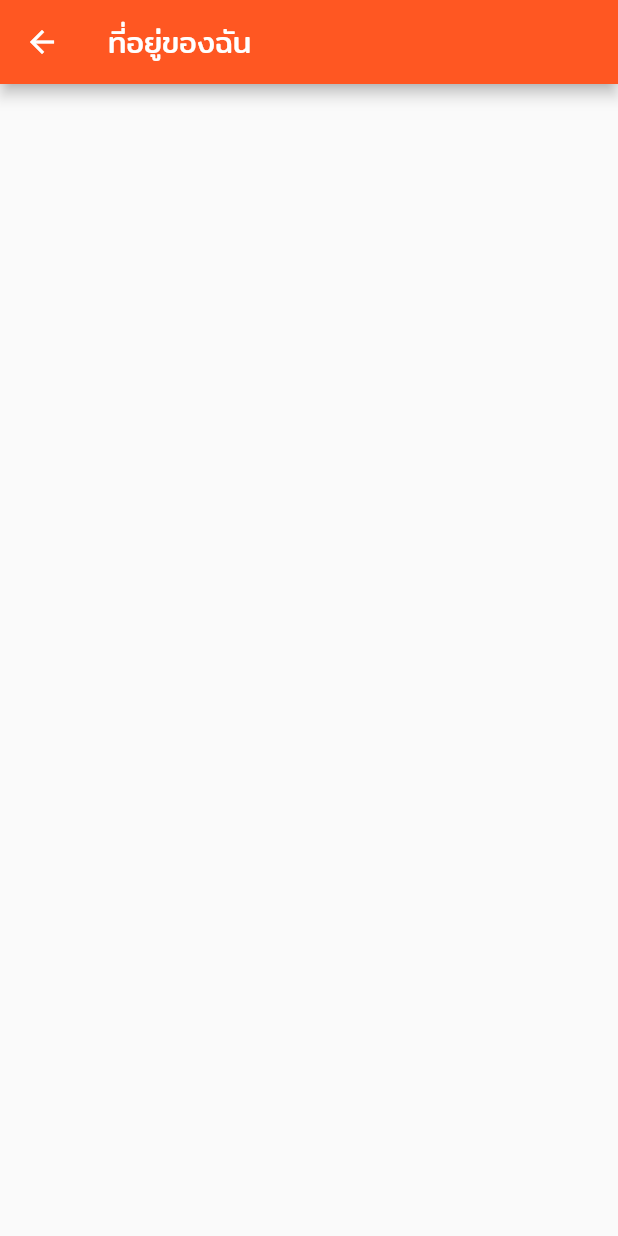
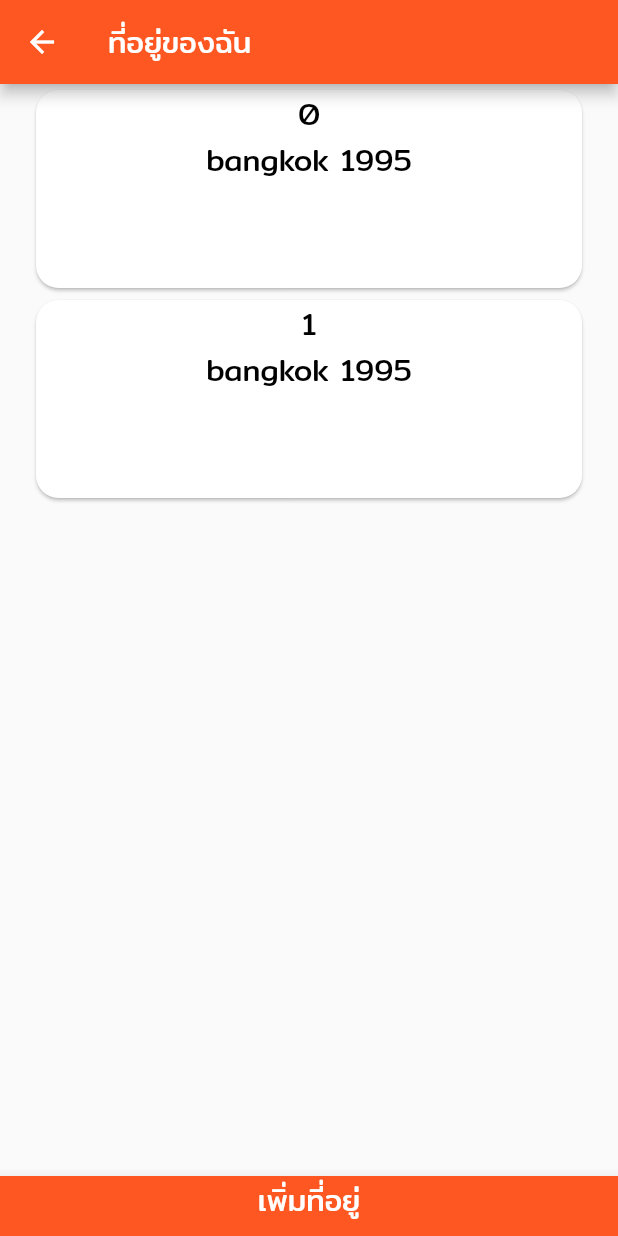
Before and after one commit to KitisakChalongjan/Exshange, a Flutter app: the MyAddressScreen screen opened by its route, on a phone screen of 412 x 824 dp. Run offline on Flutter 3.47's test engine with Material 2 defaults, Android fonts, the phone set to English and light mode, and no system bars; our stand-ins replace cloud_firestore, firebase_auth, firebase_core, firebase_storage, geolocator, image_picker; accounts and stored records are empty.

```diff
--- a/lib/main.dart
+++ b/lib/main.dart
@@ -7,6 +7,7 @@ import 'package:exshange/screens/home/add_address_screen.dart';
 import 'package:exshange/screens/home/add_item_screen.dart';
 import 'package:exshange/screens/home/donate_screen.dart';
 import 'package:exshange/screens/home/offer_screen.dart';
+import 'package:exshange/screens/profile/edit_address_screen.dart';
 import 'package:exshange/screens/profile/edit_profile_screen.dart';
 import 'package:exshange/screens/home/filter_screen.dart';
 import 'package:exshange/screens/home_screen.dart';
@@ -63,7 +64,7 @@ class MyApp extends StatelessWidget {
           accentColor: Color(0xFF1DD6B0),
           errorColor: Colors.red,
           primaryColorLight: Color(0xFFFF916A),
-          focusColor: Color(0xFF4BD9BC) ,
+          focusColor: Color(0xFF4BD9BC),
           hintColor: Color.fromARGB(255, 80, 80, 80),
           backgroundColor: Color(0xFFF4F0EF),
           textTheme: const TextTheme(
@@ -141,6 +142,7 @@ class MyApp extends StatelessWidget {
           MyAddressScreen().routeName: (context) => MyAddressScreen(),
           OfferScreen().routeName: (context) => OfferScreen(),
           DonateScreen().routeName: (context) => DonateScreen(),
+          EditAddressScreen().routeName: (context) => EditAddressScreen(),
         },
       ),
     );
--- a/lib/screens/profile/my_address_screen.dart
+++ b/lib/screens/profile/my_address_screen.dart
@@ -1,3 +1,5 @@
+import 'package:exshange/screens/home/add_address_screen.dart';
+import 'package:exshange/screens/profile/edit_address_screen.dart';
 import 'package:flutter/cupertino.dart';
 import 'package:flutter/material.dart';
 import 'package:flutter/src/foundation/key.dart';
@@ -15,7 +17,56 @@ class _MyAddressScreenState extends State<MyAddressScreen> {
   @override
   Widget build(BuildContext context) {
     return Scaffold(
-      appBar: AppBar(title: Text('ที่อยู่ของฉัน'),),
+      appBar: AppBar(
+        title: Text('ที่อยู่ของฉัน'),
+      ),
+      body: ListView.builder(
+        itemBuilder: ((context, index) {
+          return GestureDetector(
+            onTap: () {
+              Navigator.of(context).pushNamed(EditAddressScreen().routeName);
+            },
+            child: Container(
+              margin: EdgeInsets.symmetric(horizontal: 20),
+              height: 140,
+              child: Card(
+                shape: RoundedRectangleBorder(
+                  borderRadius: BorderRadius.circular(15),
+                ),
+                child: Column(
+                  children: [
+                    Text(
+                      index.toString(),
+                      style: Theme.of(context).textTheme.bodyText1,
+                    ),
+                    Text(
+                      "bangkok 1995",
+                      style: Theme.of(context).textTheme.bodyText1,
+                    ),
+                  ],
+                ),
+              ),
+            ),
+          );
+        }),
+        itemCount: 2,
+      ),
+      bottomNavigationBar: GestureDetector(
+        onTap: () {
+          Navigator.of(context).pushNamed(AddAdressScreen().routeName);
+        },
+        child: BottomAppBar(
+          color: Theme.of(context).primaryColor,
+          child: Container(
+            height: 40,
+            child: Text(
+              "เพิ่มที่อยู่",
+              style: Theme.of(context).textTheme.bodyText2,
+              textAlign: TextAlign.center,
+            ),
+          ),
+        ),
+      ),
     );
   }
 }
```
Also changed, not shown: lib/screens/profile/edit_address_screen.dart (added, +172 -0 lines), pubspec.lock.
